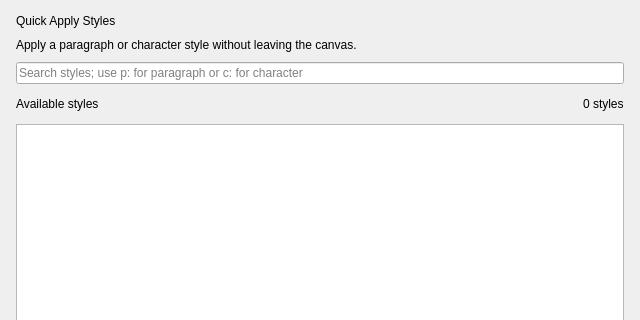
Before: the Qt Designer form scribus/ui/stylesearchdialog.ui in appajid/scribus, drawn with Qt 5; both pictures show x 0 to 640 and y 0 to 320 of the 640 by 560 pixel window.
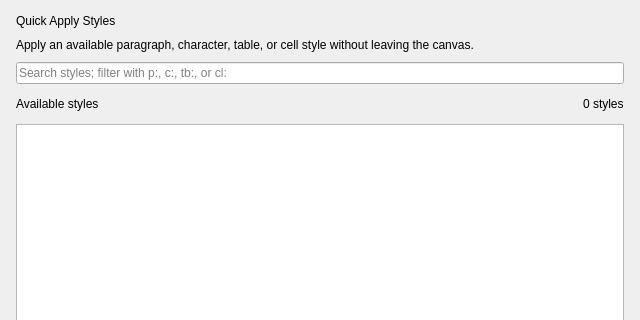
After: the same form once the commit is applied.

Commit message: Extend Quick Apply to table and cell styles

```diff
--- a/scribus/ui/stylesearchdialog.ui
+++ b/scribus/ui/stylesearchdialog.ui
@@ -48,7 +48,7 @@
    <item>
     <widget class="QLabel" name="descriptionLabel">
      <property name="text">
-      <string>Apply a paragraph or character style without leaving the canvas.</string>
+      <string>Apply an available paragraph, character, table, or cell style without leaving the canvas.</string>
      </property>
      <property name="wordWrap">
       <bool>true</bool>
@@ -58,7 +58,7 @@
    <item>
     <widget class="QLineEdit" name="filterLineEdit">
      <property name="placeholderText">
-      <string>Search styles; use p: for paragraph or c: for character</string>
+      <string>Search styles; filter with p:, c:, tb:, or cl:</string>
      </property>
      <property name="clearButtonEnabled">
       <bool>true</bool>
```
The commit also changes 5 other files.
